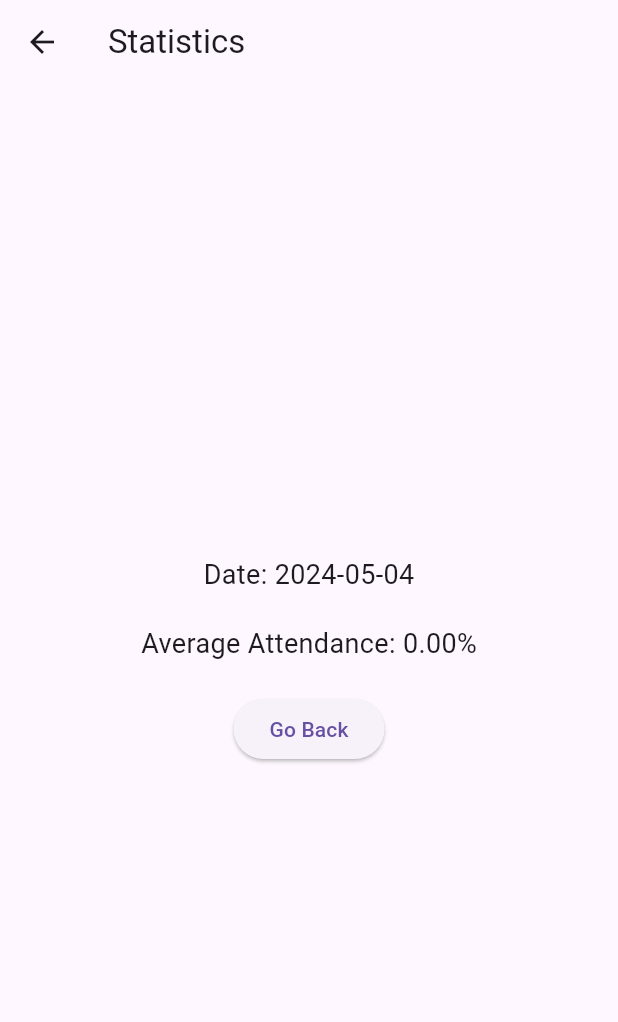
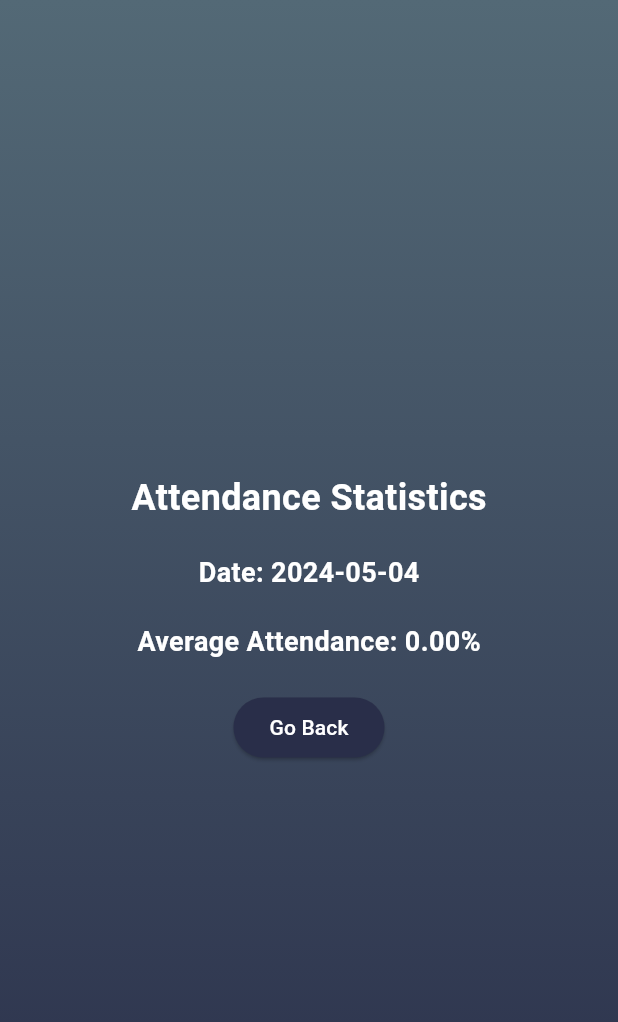
Before and after one commit to sein-pr/classrapp, a Flutter app: the StatisticsPage screen opened directly with empty values, on a phone screen of 412 x 824 dp. Shown: the top 1022 px of the screen. Run offline on Flutter 3.47's test engine with Material 3 defaults, Android fonts, the phone set to English and light mode, and no system bars.

Commit message:
Edited the UI of Alzira's codes, left the logic the same, she will find them in lib,screens,attedence, you can run the main.dart file

```diff
--- a/lib/main.dart
+++ b/lib/main.dart
@@ -1,9 +1,10 @@
 import 'package:classrapp/screens/auth/login_screen.dart';
 import 'package:classrapp/screens/auth/register_screen.dart';
 import 'package:classrapp/screens/home/home_screen.dart';
-import 'package:classrapp/screens/attendance_screen.dart';
 import 'package:classrapp/screens/splash/splash.dart';
 import 'package:flutter/material.dart';
+
+import 'screens/attendance/attendance_screen.dart';
 
 void main() {
   runApp(const MyApp());
@@ -56,7 +57,7 @@ class _MyAppState extends State<MyApp> {
         ),
       ),
       //Change here to navigate to the desired screen
-      home: const HomeScreen(),
+      home: const SplashScreen(),
     );
   }
 }
--- /dev/null
+++ b/lib/screens/attendance/statistics_page.dart
@@ -0,0 +1,81 @@
+import 'package:flutter/material.dart';
+import '../../utils/app_colors.dart';
+
+class StatisticsPage extends StatelessWidget {
+  final Map<String, bool> attendanceMap;
+  final DateTime date;
+
+  const StatisticsPage({
+    super.key,
+    required this.attendanceMap,
+    required this.date,
+  });
+
+  @override
+  Widget build(BuildContext context) {
+    final List<bool> attendances = attendanceMap.values.toList();
+    final int presentCount = attendances.where((element) => element).length;
+    final double averageAttendance = attendances.isEmpty
+        ? 0
+        : presentCount / attendances.length * 100;
+
+    return Scaffold(
+      body: Container(
+        decoration: BoxDecoration(
+          gradient: LinearGradient(
+            colors: AppColors.primaryGradientColor,
+            begin: Alignment.topCenter,
+            end: Alignment.bottomCenter,
+          ),
+        ),
+        child: Center(
+          child: Column(
+            mainAxisAlignment: MainAxisAlignment.center,
+            children: [
+              Text(
+                'Attendance Statistics',
+                style: const TextStyle(
+                  fontSize: 24,
+                  fontWeight: FontWeight.bold,
+                  color: Colors.white,
+                ),
+              ),
+              const SizedBox(height: 20),
+              Text(
+                'Date: ${date.toString().substring(0, 10)}',
+                style: const TextStyle(
+                  fontSize: 18,
+                  fontWeight: FontWeight.bold,
+                  color: Colors.white,
+                ),
+              ),
+              const SizedBox(height: 20),
+              Text(
+                'Average Attendance: ${averageAttendance.toStringAsFixed(2)}%',
+                style: const TextStyle(
+                  fontSize: 18,
+                  fontWeight: FontWeight.bold,
+                  color: Colors.white,
+                ),
+              ),
+              const SizedBox(height: 20),
+              ElevatedButton(
+                onPressed: () {
+                  Navigator.pop(context);
+                },
+                style: ElevatedButton.styleFrom(
+                  foregroundColor: Colors.white,
+                  backgroundColor: AppColors.primaryColor,
+                  shape: RoundedRectangleBorder(
+                    borderRadius: BorderRadius.circular(30),
+                  ),
+                ),
+                child: const Text('Go Back'),
+              ),
+            ],
+          ),
+        ),
+      ),
+    );
+  }
+}
--- a/lib/screens/attendance_screen.dart
+++ /dev/null
@@ -1,153 +0,0 @@
-import 'package:flutter/material.dart';
-import 'package:classrapp/screens/auth/login_screen.dart';
-import 'package:classrapp/screens/auth/register_screen.dart';
-import 'package:classrapp/screens/home/home_screen.dart';
-import 'package:classrapp/utils/constants.dart';
-import 'package:classrapp/widgets/splash_loading_indicator.dart';
-
-class MyApp extends StatelessWidget {
-  @override
-  Widget build(BuildContext context) {
-    return MaterialApp(
-      debugShowCheckedModeBanner: false,
-      title: 'Attendance Tracker',
-      theme: ThemeData(
-        primarySwatch: Colors.blue,
-      ),
-      home: AttendancePage(),
-    );
-  }
-}
-
-class AttendancePage extends StatefulWidget {
-  @override
-  _AttendancePageState createState() => _AttendancePageState();
-}
-
-class _AttendancePageState extends State<AttendancePage> {
-  DateTime _selectedDate = DateTime.now();
-  Map<String, bool> _attendanceMap = {};
-
-  @override
-  Widget build(BuildContext context) {
-    return Scaffold(
-      appBar: AppBar(
-        title: Text('Attendance Tracker'),
-      ),
-      body: Column(
-        children: [
-          SizedBox(height: 20),
-          Text(
-            'Selected Date: ${_selectedDate.toString().substring(0, 10)}',
-            style: TextStyle(fontSize: 18),
-          ),
-          SizedBox(height: 20),
-          ElevatedButton(
-            onPressed: () {
-              _selectDate(context);
-            },
-            child: Text('Select Date'),
-          ),
-          Expanded(
-            child: ListView.builder(
-              itemCount: 15,
-              itemBuilder: (BuildContext context, int index) {
-                final studentName = 'Student ${index + 1}';
-                return ListTile(
-                  title: Row(
-                    children: [
-                      Text(studentName),
-                      Spacer(),
-                      Checkbox(
-                        value: _attendanceMap[studentName] ?? false,
-                        onChanged: (value) {
-                          setState(() {
-                            _attendanceMap[studentName] = value!;
-                          });
-                        },
-                      ),
-                    ],
-                  ),
-                );
-              },
-            ),
-          ),
-          ElevatedButton(
-            onPressed: () {
-              Navigator.push(
-                context,
-                MaterialPageRoute(
-                  builder: (context) => StatisticsPage(
-                    attendanceMap: _attendanceMap,
-                    date: _selectedDate,
-                  ),
-                ),
-              );
-            },
-            child: Text('View Statistics'),
-          ),
-        ],
-      ),
-    );
-  }
-
-  Future<void> _selectDate(BuildContext context) async {
-    final DateTime? pickedDate = await showDatePicker(
-      context: context,
-      initialDate: _selectedDate,
-      firstDate: DateTime(2000),
-      lastDate: DateTime(2101),
-    );
-    if (pickedDate != null && pickedDate != _selectedDate) {
-      setState(() {
-        _selectedDate = pickedDate;
-        _attendanceMap.clear(); // Reset attendance map when date changes
-      });
-    }
-  }
-}
-
-class StatisticsPage extends StatelessWidget {
-  final Map<String, bool> attendanceMap;
-  final DateTime date;
-
-  StatisticsPage({required this.attendanceMap, required this.date});
-
-  @override
-  Widget build(BuildContext context) {
-    final List<bool> attendances = attendanceMap.values.toList();
-    final int presentCount = attendances.where((element) => element).length;
-    final double averageAttendance = attendances.isEmpty
-        ? 0
-        : presentCount / attendances.length * 100;
-
-    return Scaffold(
-      appBar: AppBar(
-        title: Text('Statistics'),
-      ),
-      body: Center(
-        child: Column(
-          mainAxisAlignment: MainAxisAlignment.center,
-          children: [
-            Text(
-              'Date: ${date.toString().substring(0, 10)}',
-              style: TextStyle(fontSize: 18),
-            ),
-            SizedBox(height: 20),
-            Text(
-              'Average Attendance: ${averageAttendance.toStringAsFixed(2)}%',
-              style: TextStyle(fontSize: 18),
-            ),
-            SizedBox(height: 20),
-            ElevatedButton(
-              onPressed: () {
-                Navigator.pop(context);
-              },
-              child: Text('Go Back'),
-            ),
-          ],
-        ),
-      ),
-    );
-  }
-}
--- a/lib/screens/splash/splash.dart
+++ b/lib/screens/splash/splash.dart
@@ -1,9 +1,9 @@
+import 'package:classrapp/screens/attendance/attendance_screen.dart';
 import 'package:flutter/material.dart';
 import 'package:classrapp/screens/auth/login_screen.dart';
 import 'package:classrapp/screens/auth/register_screen.dart';
 import 'package:classrapp/screens/home/home_screen.dart';
 import 'package:classrapp/utils/constants.dart';
-import 'package:classrapp/screens/attendance_screen.dart';
 import 'package:classrapp/widgets/splash_loading_indicator.dart';
 
 import '../../utils/app_colors.dart';
@@ -28,7 +28,7 @@ class _SplashScreenState extends State<SplashScreen> {
         context,
         MaterialPageRoute(
             builder: (context) =>
-                const LoginScreen()), //Change here to navigate to the desired screen after the intro screen
+                const AttendanceScreen()), //Change here to navigate to the desired screen after the intro screen
       );
     });
   }
```
Also changed, not shown: lib/screens/attendance/attendance_screen.dart (added, +159 -0 lines).
